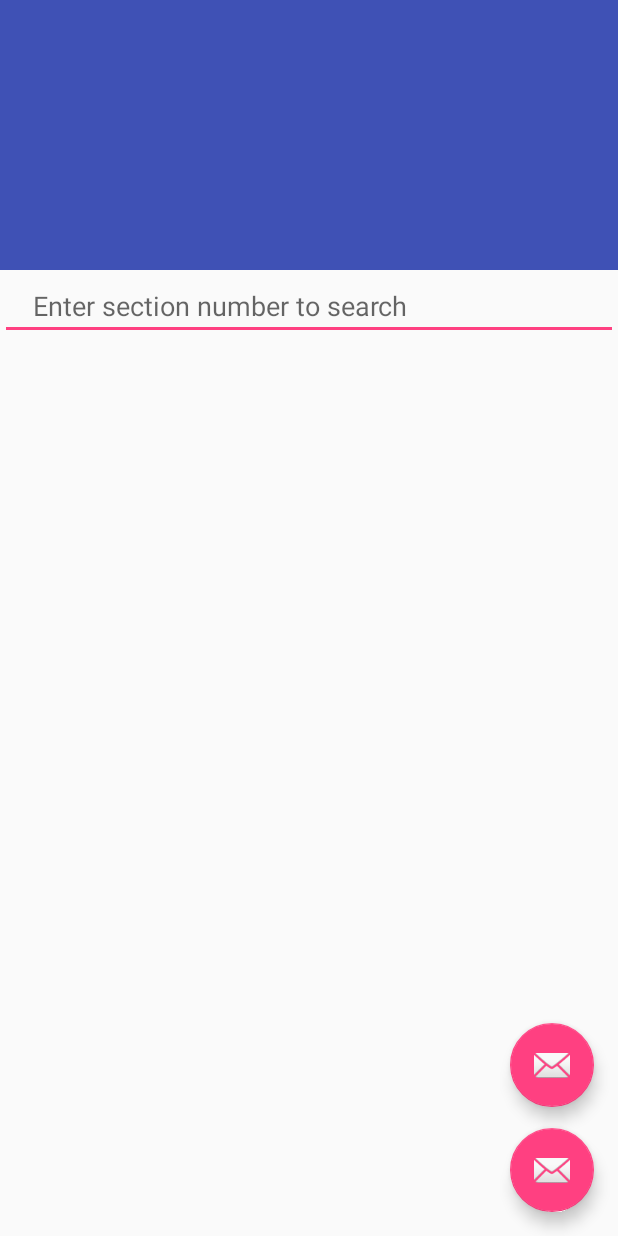
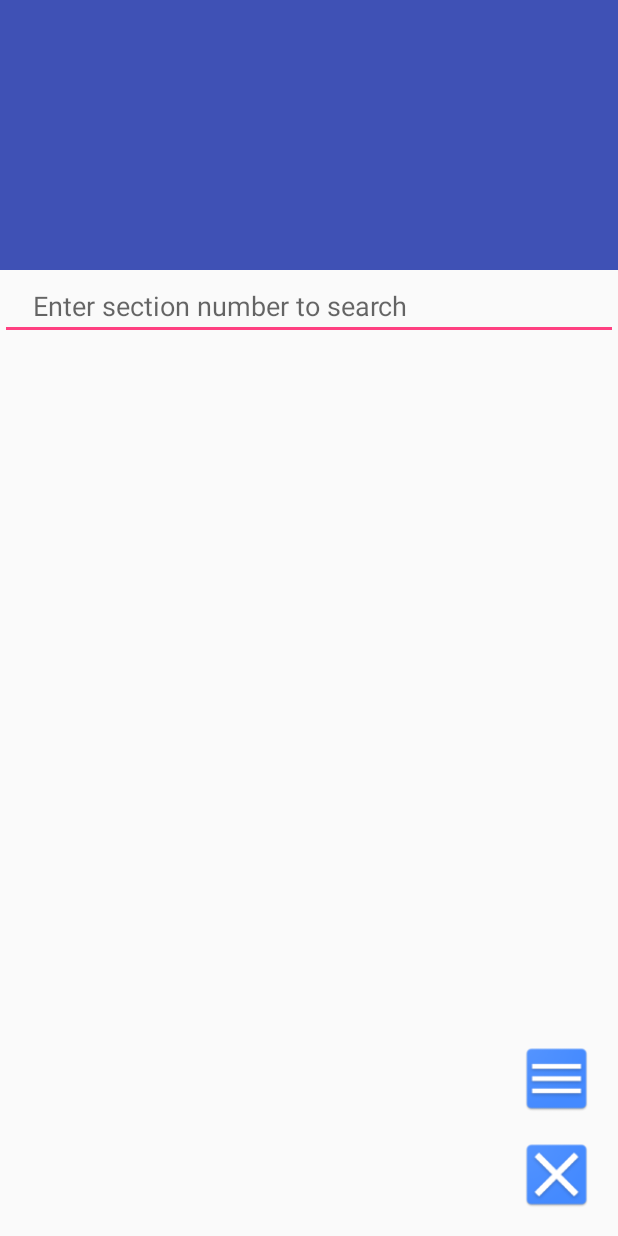
Before and after one commit to WillCZhang/SSCMaster, an Android app: the layout activity_course_view.xml on its own in the app's theme, with its tools: preview values and no code run, on a phone screen of 412 x 824 dp. Run offline under Robolectric (Android 15) with nearby library versions, the phone set to English and light mode, and no system bars.

```diff
--- a/app/src/main/res/layout/activity_course_list.xml
+++ b/app/src/main/res/layout/activity_course_list.xml
@@ -8,8 +8,8 @@
 
     <ListView
         android:id="@+id/courseList"
-        android:layout_width="368dp"
-        android:layout_height="495dp"
+        android:layout_width="match_parent"
+        android:layout_height="match_parent"
         app:layout_constraintTop_toTopOf="parent"
         android:layout_marginTop="8dp"
         android:layout_marginLeft="8dp"
--- a/app/src/main/res/layout/activity_course_view.xml
+++ b/app/src/main/res/layout/activity_course_view.xml
@@ -36,13 +36,14 @@
 
     <include layout="@layout/content_course_view" />
 
-    <android.support.design.widget.FloatingActionButton
+    <Button
         android:id="@+id/cancel"
-        android:layout_width="wrap_content"
-        android:layout_height="wrap_content"
+        android:layout_width="50dp"
+        android:layout_height="50dp"
         android:layout_gravity="bottom|end"
+        android:layout_marginEnd="20dp"
         android:layout_margin="@dimen/fab_margin"
-        app:srcCompat="@android:drawable/ic_dialog_email" />
+        android:background="@mipmap/exit" />
 
     <android.support.design.widget.FloatingActionButton
         android:id="@+id/invisibleFab1"
@@ -55,14 +56,14 @@
         app:layout_anchorGravity="top"
         app:srcCompat="@android:drawable/ic_dialog_email" />
 
-    <android.support.design.widget.FloatingActionButton
+    <Button
         android:id="@+id/details"
-        android:layout_width="wrap_content"
-        android:layout_height="wrap_content"
-        android:layout_margin="@dimen/fab_margin"
+        android:layout_width="50dp"
+        android:layout_height="50dp"
+        android:layout_marginEnd="15dp"
         android:layout_gravity="top|end"
         app:layout_anchor="@id/invisibleFab1"
         app:layout_anchorGravity="top"
-        app:srcCompat="@android:drawable/ic_dialog_email" />
+        android:background="@mipmap/details"/>
 
 </android.support.design.widget.CoordinatorLayout>
```
Also changed, not shown: app/src/main/java/will/sscmaster/CourseView.java (+22 -23 lines), app/src/main/java/will/sscmaster/DataParser/RequestData.java (+9 -4 lines), app/src/main/java/will/sscmaster/Search/Search.java (added, +76 -0 lines), app/src/main/java/will/sscmaster/UIController/SectionListAdapter.java (+50 -2 lines), app/src/main/res/mipmap-hdpi/details.png (added), app/src/main/res/mipmap-hdpi/exit.png (added), app/src/main/res/mipmap-mdpi/details.png (added), app/src/main/res/mipmap-mdpi/exit.png (added), app/src/main/res/mipmap-xhdpi/details.png (added), app/src/main/res/mipmap-xhdpi/exit.png (added), app/src/main/res/mipmap-xxhdpi/details.png (added), app/src/main/res/mipmap-xxhdpi/exit.png (added), app/src/main/res/mipmap-xxxhdpi/details.png (added), app/src/main/res/mipmap-xxxhdpi/exit.png (added).
